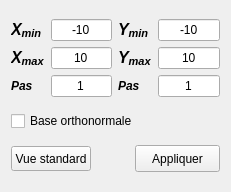
AdelKS/ZeGrapher, file Windows/windowboundary.ui: the form before one commit.
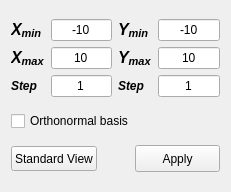
The form after the commit. Icons and pictures are not drawn.

What changed in the file:
```diff
--- a/Windows/windowboundary.ui
+++ b/Windows/windowboundary.ui
@@ -75,7 +75,7 @@
      <item row="2" column="0">
       <widget class="QLabel" name="label_4">
        <property name="text">
-        <string>&lt;strong&gt;&lt;em&gt;Pas&lt;/em&gt;&lt;/strong&gt;</string>
+        <string>&lt;strong&gt;&lt;em&gt;Step&lt;/em&gt;&lt;/strong&gt;</string>
        </property>
       </widget>
      </item>
@@ -179,7 +179,7 @@
      <item row="2" column="2">
       <widget class="QLabel" name="label_5">
        <property name="text">
-        <string>&lt;strong&gt;&lt;em&gt;Pas&lt;/em&gt;&lt;/strong&gt;</string>
+        <string>&lt;strong&gt;&lt;em&gt;Step&lt;/em&gt;&lt;/strong&gt;</string>
        </property>
       </widget>
      </item>
@@ -245,7 +245,7 @@
    <item>
     <widget class="QCheckBox" name="orthonormal">
      <property name="text">
-      <string>Base orthonormale</string>
+      <string>Orthonormal basis</string>
      </property>
     </widget>
    </item>
@@ -260,7 +260,7 @@
         </size>
        </property>
        <property name="text">
-        <string>Vue standard</string>
+        <string>Standard View</string>
        </property>
       </widget>
      </item>
@@ -292,7 +292,7 @@
         </size>
        </property>
        <property name="text">
-        <string>Appliquer</string>
+        <string>Apply</string>
        </property>
       </widget>
      </item>
```
Left out of the diff: 8 changed lines with no effect on the pictures.
